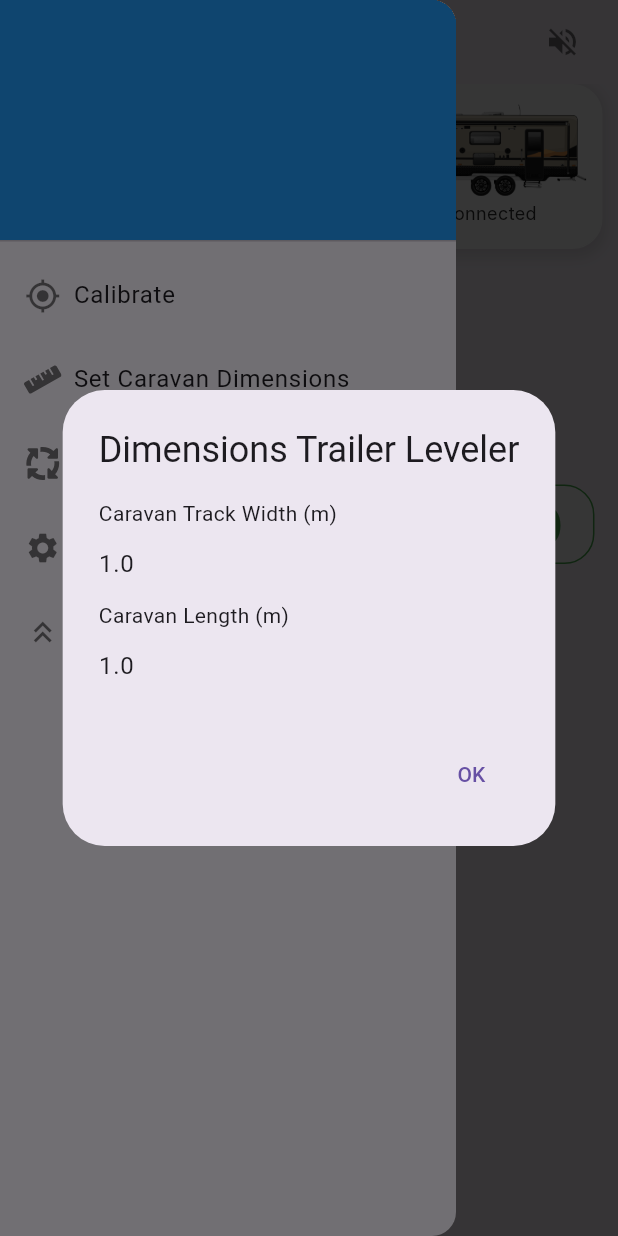
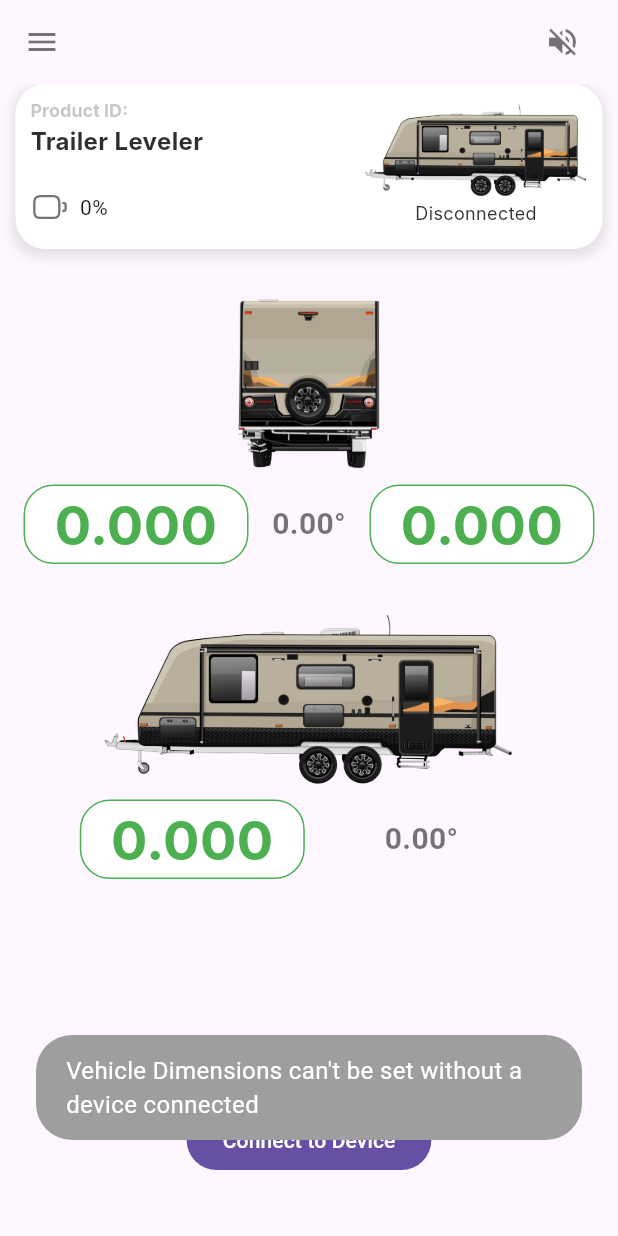
Before and after one commit to kanestoboi/TrailerLeveler-App, a Flutter app: the screen it shows after launch, in the side drawer, after a tap on "Set Caravan Dimensions", on a phone screen of 412 x 824 dp. Run offline on Flutter 3.47's test engine with Material 3 defaults, Android fonts, the light colour scheme and no system bars; our stand-ins replace audioplayers, flutter_blue_plus, flutter_svg, fluttertoast, permission_handler, shared_preferences and 1 more; missing offline and left inert: nordic_dfu, shared_preferences_web, wakelock_web; Roboto replaces fonts that are missing (Inter).

Commit message:
updating UI to update device vehicle width and length parameters

```diff
--- a/lib/angles_page.dart
+++ b/lib/angles_page.dart
@@ -44,9 +44,6 @@ class PageState extends State<AnglesPage> with TickerProviderStateMixin {
   List<AngleDataPoint> zAngleReadings = [];
   List<TemperatureDataPoint> temperatureReadings = [];
 
-  double _caravanWidth = 0.0001;
-  double _caravanLength = 0.0001;
-
   int minInterval = 2000; // Minimum interval in milliseconds
   int maxInterval = 5000; // Maximum interval in milliseconds
 
@@ -78,12 +75,6 @@ class PageState extends State<AnglesPage> with TickerProviderStateMixin {
 
     // setup the shared prefrences and then get the length and width stored
     setupSharedPreferences().then((value) {
-      if (_caravanWidth == 0.0001 && _caravanLength == 0.0001) {
-        _caravanWidth = 1.0;
-        _caravanLength = 1.0;
-        _showDimensionsDialog();
-      }
-
       if (BluetoothBloc.instance.trailerLevelerDevice != null) {
         setState(() {});
 
@@ -143,22 +134,8 @@ class PageState extends State<AnglesPage> with TickerProviderStateMixin {
   Future<void> setupSharedPreferences() async {
     _sharedPreferences = await SharedPreferences.getInstance();
 
-    double? caravanWidthSharedPreferences =
-        _sharedPreferences.getDouble('caravanWidth');
-
-    double? caravanLengthSharedPreferences =
-        _sharedPreferences.getDouble('caravanLength');
-
     String? bluetoothDeviceMACSharedPreferences =
         _sharedPreferences.getString('bluetoothDeviceMAC');
-
-    if (caravanWidthSharedPreferences != null) {
-      _caravanWidth = caravanWidthSharedPreferences;
-    }
-
-    if (caravanLengthSharedPreferences != null) {
-      _caravanLength = caravanLengthSharedPreferences;
-    }
 
     if (bluetoothDeviceMACSharedPreferences != null) {
       BluetoothBloc.instance
@@ -529,8 +506,23 @@ class PageState extends State<AnglesPage> with TickerProviderStateMixin {
     TextEditingController _caravanWidthController = TextEditingController();
     TextEditingController _caravanLengthController = TextEditingController();
 
-    _caravanWidthController.text = _caravanWidth.toString();
-    _caravanLengthController.text = _caravanLength.toString();
+    if (deviceConnected == false) {
+      Fluttertoast.showToast(
+        msg: 'Vehicle Dimensions can\'t be set without a device connected',
+        toastLength: Toast.LENGTH_SHORT,
+        gravity: ToastGravity.BOTTOM,
+        backgroundColor: Colors.grey,
+        textColor: Colors.white,
+        fontSize: 16.0,
+      );
+
+      return;
+    }
+
+    _caravanWidthController.text =
+        (await BluetoothBloc.instance.getVehicleWidth()).toString();
+    _caravanLengthController.text =
+        (await BluetoothBloc.instance.getVehicleLength()).toString();
 
     return showDialog<void>(
       context: context,
@@ -563,17 +555,11 @@ class PageState extends State<AnglesPage> with TickerProviderStateMixin {
           actions: <Widget>[
             TextButton(
               child: const Text('OK'),
-              onPressed: () {
-                try {
-                  _caravanWidth = double.parse(_caravanWidthController.text);
-                  _caravanLength = double.parse(_caravanLengthController.text);
-                  _sharedPreferences.setDouble('caravanWidth', _caravanWidth);
-                  _sharedPreferences.setDouble('caravanLength', _caravanLength);
-                  debugPrint(
-                      "Set Length $_caravanLength \t width: $_caravanWidth");
-                } catch (e) {
-                  return;
-                }
+              onPressed: () async {
+                await BluetoothBloc.instance.setVehicleLength(
+                    double.parse(_caravanLengthController.text));
+                await BluetoothBloc.instance.setVehicleWidth(
+                    double.parse(_caravanWidthController.text));
 
                 Navigator.of(context).pop();
               },
@@ -682,6 +668,13 @@ class PageState extends State<AnglesPage> with TickerProviderStateMixin {
         .listen((connectionState) async {
       if (connectionState == "connected") {
         deviceConnected = true;
+        double vehicleWidth = await BluetoothBloc.instance.getVehicleWidth();
+        double vehicleLength = await BluetoothBloc.instance.getVehicleLength();
+
+        if (vehicleLength == 1.0 && vehicleWidth == 1.0) {
+          _showDimensionsDialog();
+        }
+
         loopAudio();
       } else if (connectionState == 'disconnected') {
         deviceConnected = false;
--- a/lib/bluetooth_bloc.dart
+++ b/lib/bluetooth_bloc.dart
@@ -248,7 +248,7 @@ class BluetoothBloc {
 
   Future<double> getVehicleWidth() async {
     double width = 1.0;
-    List<int>? widthByteData = await vehicleLengthCharacteristic?.read();
+    List<int>? widthByteData = await vehicleWidthCharacteristic?.read();
 
     if (widthByteData == null) {
       return width;
@@ -338,8 +338,6 @@ class BluetoothBloc {
 
     trailerLevelerDevice = device;
 
-    _connectionStateStreamController.sink.add("connected");
-
     await findDeviceServices(device);
 
     if (accelerometerService == null) {
@@ -387,6 +385,8 @@ class BluetoothBloc {
 
     batteryLevelCharacteristicStreamSubscription =
         getBatteryLevelStreamSubscription();
+
+    _connectionStateStreamController.sink.add("connected");
   }
 
   void dispose() {
```
